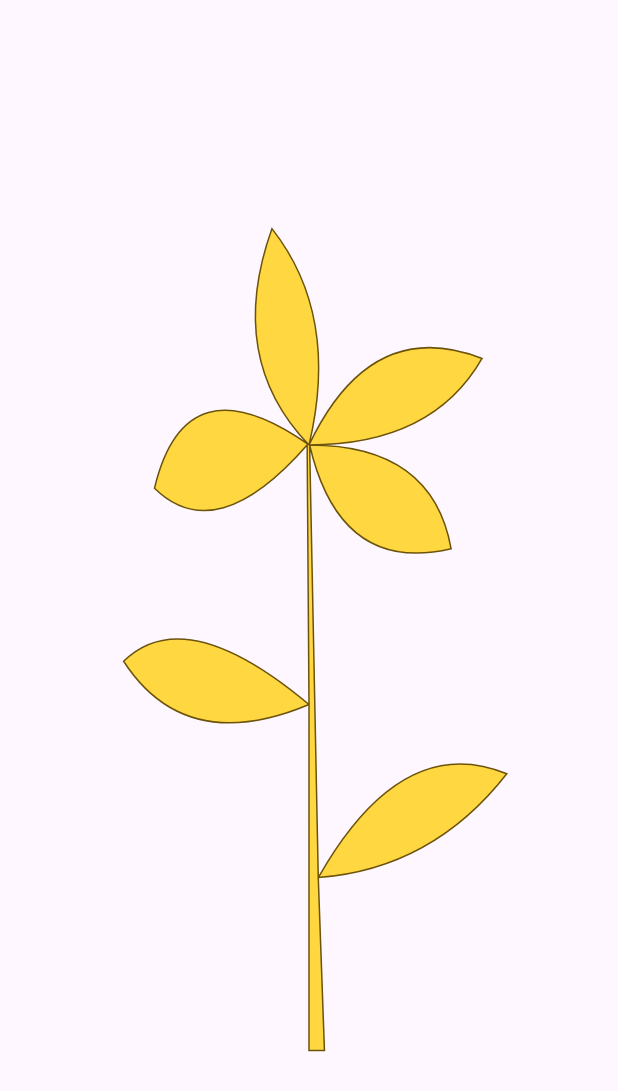
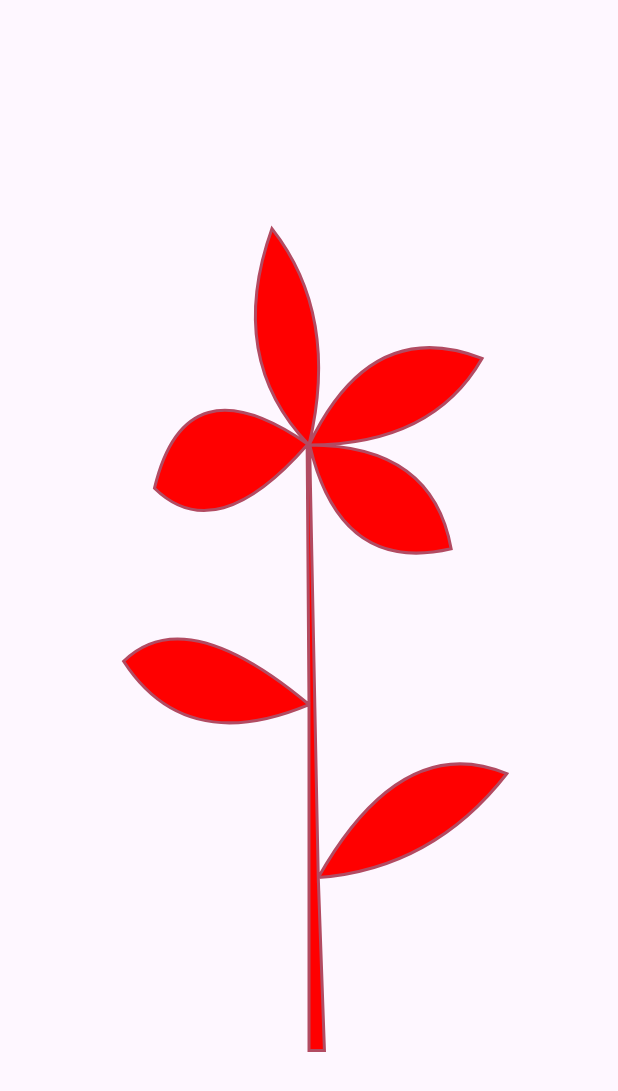
Before and after one commit to Flutter-13Aprill/Challenge, a Flutter app: the screen it shows after launch, on a phone screen of 412 x 824 dp. Shown: the top 1091 px of the screen. Run offline on Flutter 3.47's test engine with Material 3 defaults, Android fonts, the phone set to English and light mode, and no system bars.

Commit message:
another color for flower

```diff
--- a/lesson21/lib/features/home/page/home_screen.dart
+++ b/lesson21/lib/features/home/page/home_screen.dart
@@ -8,7 +8,7 @@ class HomeScreen extends StatelessWidget {
   Widget build(BuildContext context) {
     return Scaffold(body: Column(mainAxisAlignment: MainAxisAlignment.center,crossAxisAlignment: CrossAxisAlignment.center, children: [
       SizedBox(width: MediaQuery.sizeOf(context).width,),
-      Flower(width: context.getWidth(), height: context.getHeight(per: 7), flowerColor: Colors.amberAccent, borderColor: const Color.fromARGB(255, 107, 83, 12), borderWidth: 1)
+      Flower(width: context.getWidth(), height: context.getHeight(per: 7), flowerColor: const Color.fromARGB(255, 255, 0, 0), borderColor: const Color.fromARGB(255, 178, 75, 98), borderWidth: 2)
     ],
 
     ),);
--- a/lesson21/lib/features/home/wedgit/flower_wedget.dart
+++ b/lesson21/lib/features/home/wedgit/flower_wedget.dart
@@ -49,7 +49,6 @@ class ClipFlower extends CustomClipper<Path>{
     path.lineTo(width*0.501, height*0.30);
     path.quadraticBezierTo(width*0.55,height*0.45,width*0.73,height*0.42);
     path.quadraticBezierTo(width*0.70,height*0.30,width*0.50,height*0.30);
-
     path.quadraticBezierTo(width*0.70,height*0.30,width*0.78,height*0.20);
     path.quadraticBezierTo(width*0.60,height*0.15,width*0.50,height*0.30);
     path.quadraticBezierTo(width*0.55,height*0.15,width*0.44,height*0.05);
```
Also changed, not shown: 2 other files.
